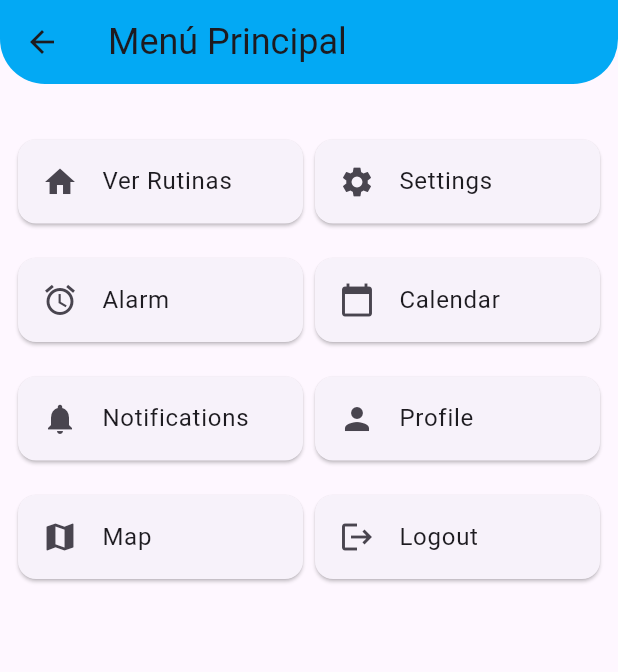
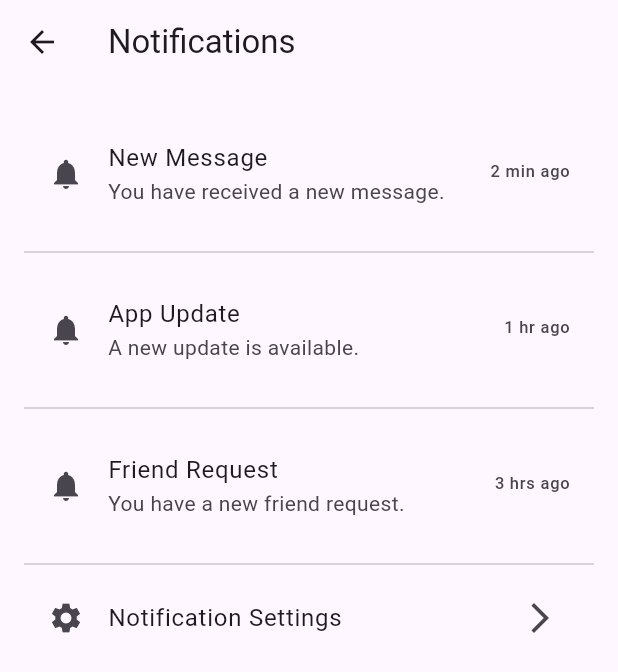
Before and after one commit to CodeByManu/MVP1_PDAI, a Flutter app: the PantallaPrincipal screen opened by its route, after a tap on "Notifications", on a phone screen of 412 x 824 dp. Shown: the top 672 px of the screen. Run offline on Flutter 3.47's test engine with Material 3 defaults, Android fonts, the phone set to English and light mode, and no system bars; our stand-ins replace flutter_local_notifications, flutter_map, latlong2, permission_handler, sqflite and 1 more; missing offline and left inert: alarm, dart:ffi, tflite_flutter; accounts and stored records are empty.

Commit message:
codigo integrado

```diff
--- /dev/null
+++ b/MVP1/my_app/lib/Extras/notifications.dart
@@ -0,0 +1,87 @@
+import 'package:flutter/material.dart';
+
+class NotificationsScreen extends StatelessWidget {
+  @override
+  Widget build(BuildContext context) {
+    return Scaffold(
+      appBar: AppBar(
+        title: Text('Notifications'),
+      ),
+      body: Padding(
+        padding: const EdgeInsets.all(16.0),
+        child: ListView(
+          children: [
+            _buildNotificationItem(
+              context,
+              title: 'New Message',
+              subtitle: 'You have received a new message.',
+              time: '2 min ago',
+            ),
+            Divider(),
+            _buildNotificationItem(
+              context,
+              title: 'App Update',
+              subtitle: 'A new update is available.',
+              time: '1 hr ago',
+            ),
+            Divider(),
+            _buildNotificationItem(
+              context,
+              title: 'Friend Request',
+              subtitle: 'You have a new friend request.',
+              time: '3 hrs ago',
+            ),
+            Divider(),
+            ListTile(
+              leading: Icon(Icons.settings),
+              title: Text('Notification Settings'),
+              trailing: Icon(Icons.arrow_forward_ios),
+              onTap: () {
+                Navigator.pushNamed(context, '/main/settings');
+              },
+            ),
+          ],
+        ),
+      ),
+    );
+  }
+
+  Widget _buildNotificationItem(BuildContext context,
+      {required String title,
+      required String subtitle,
+      required String time}) {
+    return ListTile(
+      contentPadding: EdgeInsets.symmetric(vertical: 8.0, horizontal: 16.0),
+      leading: Icon(Icons.notifications),
+      title: Text(title),
+      subtitle: Text(subtitle),
+      trailing: Column(
+        mainAxisSize: MainAxisSize.min,
+        mainAxisAlignment: MainAxisAlignment.center,
+        children: [
+          Text(time),
+          SizedBox(height: 4),
+          Row(
+            mainAxisSize: MainAxisSize.min,
+            // children: [
+            //   IconButton(
+            //     icon: Icon(Icons.done),
+            //     iconSize: 20,
+            //     onPressed: () {
+            //       // Mark as read
+            //     },
+            //   ),
+            //   IconButton(
+            //     icon: Icon(Icons.delete),
+            //     iconSize: 20,
+            //     onPressed: () {
+            //       // Delete notification
+            //     },
+            //   ),
+            // ],
+          ),
+        ],
+      ),
+    );
+  }
+}
--- a/MVP1/my_app/pubspec.yaml
+++ b/MVP1/my_app/pubspec.yaml
@@ -44,6 +44,7 @@ dependencies:
   flutter_map: ^7.0.0
   latlong2: ^0.9.1
   tflite_flutter: ^0.10.1
+  table_calendar: ^3.1.1
 
 
 
```
Also changed, not shown: MVP1/my_app/lib/Extras/calendar.dart (added, +50 -0 lines), MVP1/my_app/lib/Extras/profile.dart (added, +96 -0 lines), MVP1/my_app/lib/main.dart (+10 -0 lines), MVP1/my_app/pubspec.lock.
